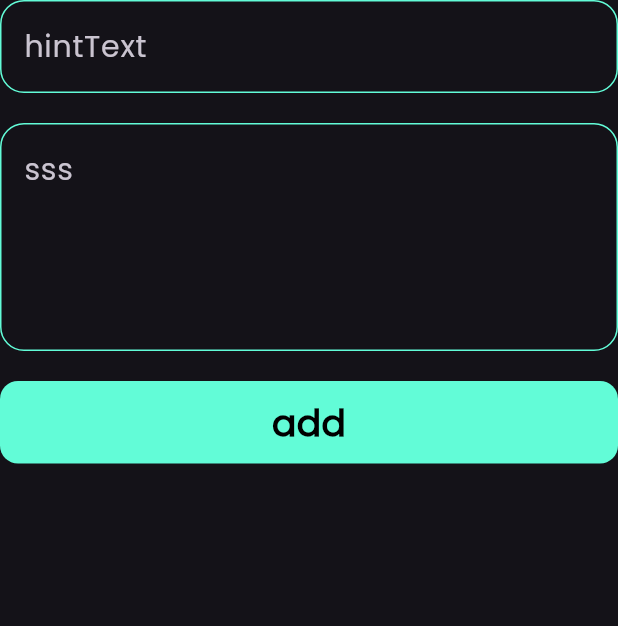
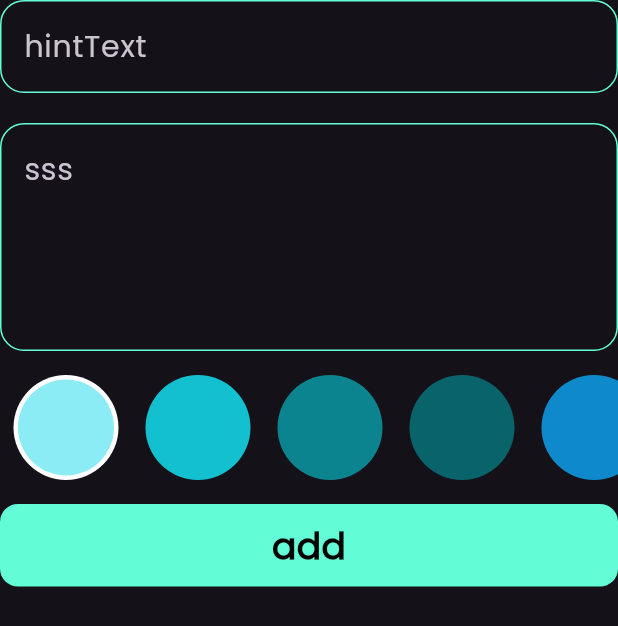
Before and after one commit to walidgamal010633/Notes_App, a Flutter app: what add_note_form() shows on an empty page, opened directly, on a phone screen of 412 x 824 dp. Shown: the top 626 px of the screen. Run offline on Flutter 3.47's test engine with Material 3 defaults, Android fonts, the phone set to English and light mode, and no system bars; our stand-ins replace bloc, flutter_bloc, hive, hive_flutter; accounts and stored records are empty.

Commit message:
create color list

```diff
--- a/lib/constant.dart
+++ b/lib/constant.dart
@@ -10,3 +10,13 @@ void Show_SnackBar(BuildContext context,String Massage) {
       ),
     );
   }
+
+  List Colorss =[
+    Color(0xff8BECF5),
+    Color(0xff12C0CF),
+    Color(0xff0C848F),
+    Color(0xff09636B),
+    Color(0xff0E89CB),
+    Color(0xff063751),
+    Color(0xff031B29),
+  ];
--- a/lib/view/widget/add_note_form.dart
+++ b/lib/view/widget/add_note_form.dart
@@ -5,6 +5,7 @@ import 'package:notes_app/cubits/AddNoteCubit/add_note_cubit.dart';
 import 'package:notes_app/cubits/NotesCubit/notes_cubit.dart';
 
 import 'package:notes_app/model/note_model.dart';
+import 'package:notes_app/view/widget/color%20list.dart';
 import 'package:notes_app/view/widget/custom_bottom.dart';
 import 'package:notes_app/view/widget/custom_textfield.dart';
 
@@ -45,7 +46,14 @@ class _add_note_formState extends State<add_note_form> {
             maxLines: 5,
           ),
           SizedBox(
-            height: 20,
+            height: 16,
+          ),
+
+
+colorlistview(),
+
+           SizedBox(
+            height: 16,
           ),
           BlocBuilder<AddNoteCubit, AddNoteState>(
             builder: (context, state) {
--- /dev/null
+++ b/lib/view/widget/color list.dart
@@ -0,0 +1,60 @@
+import 'package:flutter/material.dart';
+import 'package:notes_app/constant.dart';
+
+class coloritem extends StatelessWidget {
+  const coloritem({super.key, required this.isActive, required this.colorr});
+  final bool isActive;
+  final Color colorr;
+  @override
+  Widget build(BuildContext context) {
+    return Padding(
+        padding: const EdgeInsets.symmetric(horizontal: 6),
+        child: isActive
+            ? CircleAvatar(
+                radius: 38,
+                backgroundColor: Colors.white,
+                child: CircleAvatar(
+                  radius: 32,
+                  backgroundColor: colorr,
+                ),
+              )
+            : CircleAvatar(
+                radius: 38,
+                backgroundColor: colorr,
+              ));
+  }
+}
+
+class colorlistview extends StatefulWidget {
+  const colorlistview({super.key});
+
+  @override
+  State<colorlistview> createState() => _colorlistviewState();
+}
+
+class _colorlistviewState extends State<colorlistview> {
+  int currentindex = 0;
+  @override
+  Widget build(BuildContext context) {
+    return SizedBox(
+      height: 35 * 2,
+      child: ListView.builder(
+          scrollDirection: Axis.horizontal,
+          itemCount: Colorss.length,
+          itemBuilder: (context, index) {
+            return GestureDetector(
+              onTap: () {
+
+                setState(() {
+                   currentindex =index;
+                });
+              },
+              child: coloritem(
+                colorr:Colorss[index] ,
+                isActive: currentindex == index,
+              ),
+            );
+          }),
+    );
+  }
+}
```
